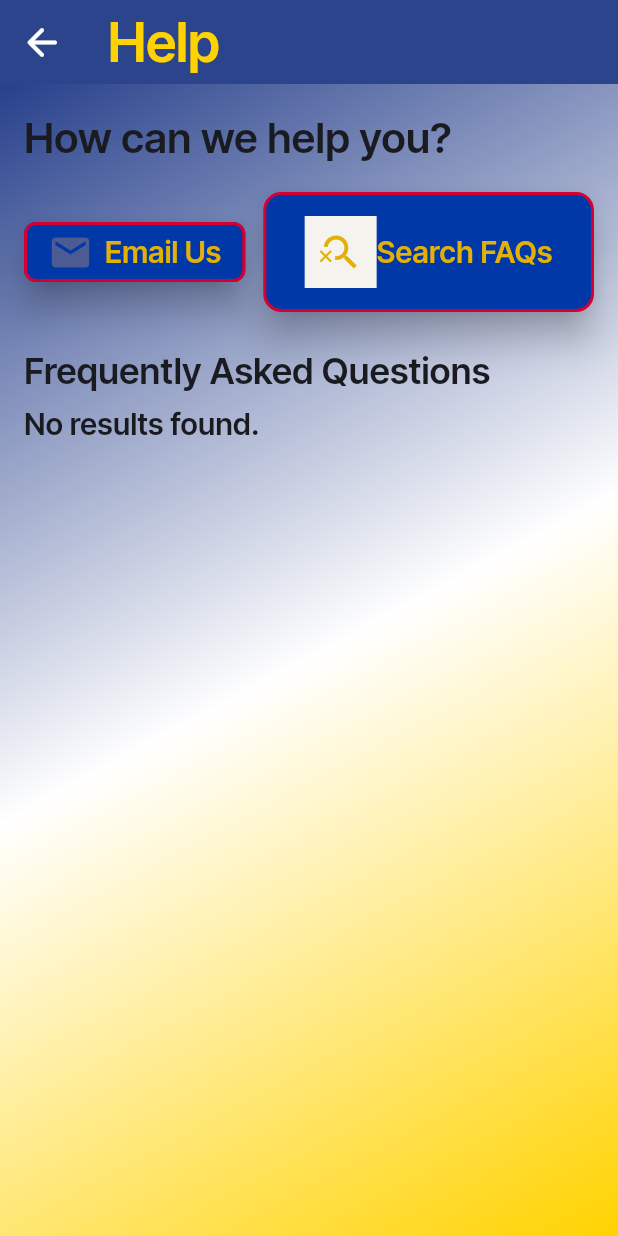
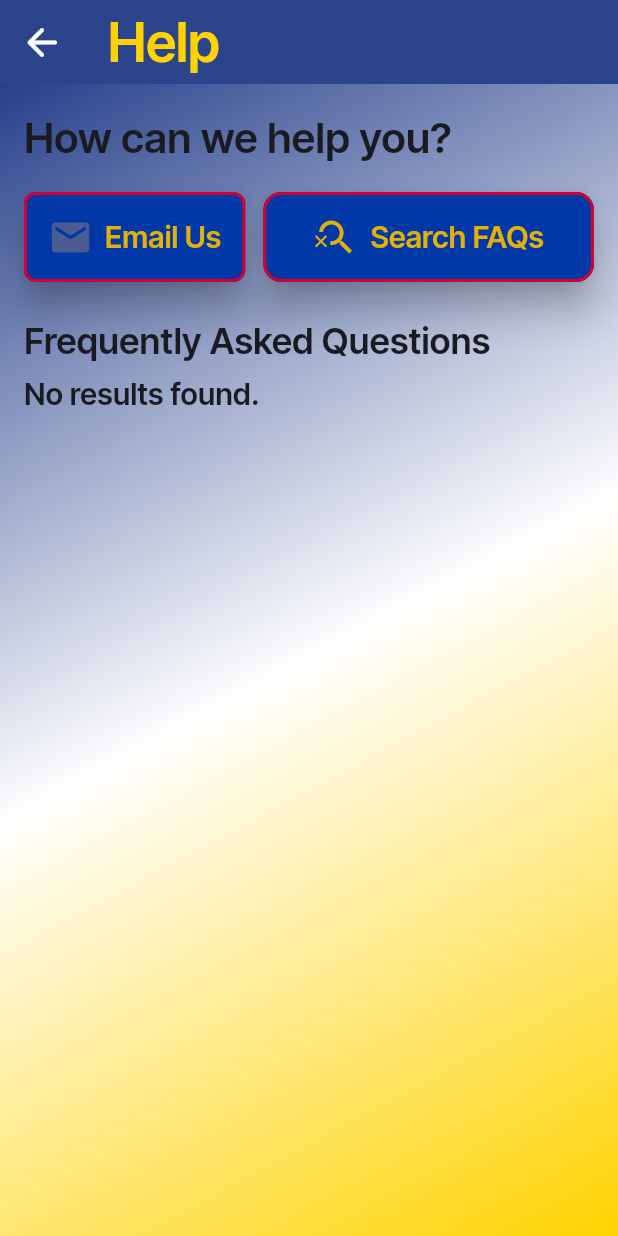
Before and after one commit to slim71/SwishLab, a Flutter app: the HelpPage screen opened by its route, on a phone screen of 412 x 824 dp. Run offline on Flutter 3.47's test engine with Material 3 defaults, Android fonts, the phone set to English and light mode, and no system bars; drawn by our look-alikes of flutter_animate; our stand-ins replace dio, easy_debounce, email_validator, flutter_dotenv, flutter_riverpod, font_awesome_flutter and 9 more; missing offline and left inert: flutter_md, widgetbook, widgetbook_annotation; accounts and stored records are empty; network calls fail.

Commit message:
Fixed help page

```diff
--- a/lib/pages/help.dart
+++ b/lib/pages/help.dart
@@ -14,7 +14,6 @@ import '../widgets/background.dart';
 import '../widgets/dark_button.dart';
 import '../widgets/faq_item.dart';
 import '../widgets/input_field.dart';
-import '../widgets/toggle_icon.dart';
 
 class HelpPage extends ConsumerStatefulWidget {
   const HelpPage({super.key});
@@ -28,7 +27,7 @@ class _HelpPageState extends ConsumerState<HelpPage> with TickerProviderStateMix
   int? openIndex = -1;
 
   /// Filter to apply to the search
-  String? faqSearchQuery;
+  String faqSearchQuery = '';
 
   /// Page State to show the search bar
   bool searchActive = false;
@@ -60,13 +59,13 @@ class _HelpPageState extends ConsumerState<HelpPage> with TickerProviderStateMix
   @override
   void initState() {
     super.initState();
-    final appState = ref.watch(appStateProvider);
+    final appState = ref.read(appStateProvider);
 
     // Start with all FAQs
-    filteredFaqsPageState = appState.loadedFaqs!.toList();
+    filteredFaqsPageState = appState.loadedFaqs?.toList() ?? [];
 
     // Apply filter asynchronously
-    if (faqSearchQuery != null && faqSearchQuery!.isNotEmpty) {
+    if (faqSearchQuery.isNotEmpty) {
       _filterFaqs();
     }
     searchFieldTextController = TextEditingController();
@@ -74,10 +73,11 @@ class _HelpPageState extends ConsumerState<HelpPage> with TickerProviderStateMix
   }
 
   Future<void> _filterFaqs() async {
-    final appState = ref.watch(appStateProvider);
+    final appState = ref.read(appStateProvider);
+    final faqs = appState.loadedFaqs?.toList() ?? [];
     final filtered = await filterFaqs(
-      appState.loadedFaqs!.toList(),
-      faqSearchQuery!,
+      faqs,
+      faqSearchQuery,
     );
     filteredFaqsPageState = filtered.toList();
     if (mounted) setState(() {});
@@ -87,6 +87,12 @@ class _HelpPageState extends ConsumerState<HelpPage> with TickerProviderStateMix
   Widget build(BuildContext context) {
     final appState = ref.watch(appStateProvider);
     final appColors = AppThemeManager.currentColors;
+
+    // Determine which FAQs to show: either the filtered ones (if searching) or all of them
+    final List<dynamic> baseFaqs =
+        (searchActive && faqSearchQuery.isNotEmpty) ? filteredFaqsPageState : (appState.loadedFaqs ?? []);
+
+    final faqsList = sortByOrder(baseFaqs.toList()).toList();
 
     return GestureDetector(
       onTap: () {
@@ -147,6 +153,7 @@ class _HelpPageState extends ConsumerState<HelpPage> with TickerProviderStateMix
                                               .join('&')));
                                     },
                                     text: 'Email Us',
+                                    height: 60,
                                     icon: const Icon(
                                       Icons.email,
                                       size: 30,
@@ -155,14 +162,16 @@ class _HelpPageState extends ConsumerState<HelpPage> with TickerProviderStateMix
                                   move: const MoveConfig(begin: Offset(0, 110)),
                                 ),
                               ),
+
                               const SizedBox(width: 12),
-                              // Container to simulate a button for the search filter
+
+                              // Button to simulate a search filter
                               Expanded(
                                 child: Padding(
                                   padding: const EdgeInsetsDirectional.fromSTEB(0, 16, 0, 0),
                                   child: addAnimation(
-                                    widget: InkWell(
-                                      onTap: () async {
+                                    widget: DarkButton(
+                                      onPressed: () async {
                                         // Immediate UI state changes
                                         setState(() {
                                           searchActive = !searchActive;
@@ -176,8 +185,8 @@ class _HelpPageState extends ConsumerState<HelpPage> with TickerProviderStateMix
 
                                         // Async computation
                                         final result = await filterFaqs(
-                                          appState.loadedFaqs!.toList(),
-                                          faqSearchQuery!,
+                                          appState.loadedFaqs?.toList() ?? [],
+                                          faqSearchQuery,
                                         );
                                         if (!mounted) return;
 
@@ -187,45 +196,10 @@ class _HelpPageState extends ConsumerState<HelpPage> with TickerProviderStateMix
                                           filteredFaqsPageState = result.toList().cast<dynamic>();
                                         });
                                       },
-                                      child: Material(
-                                        color: Colors.transparent,
-                                        elevation: 10,
-                                        shape: RoundedRectangleBorder(
-                                          borderRadius: BorderRadius.circular(12),
-                                        ),
-                                        child: Container(
-                                          width: 190,
-                                          height: 80,
-                                          constraints: const BoxConstraints(
-                                            maxWidth: 500,
-                                          ),
-                                          decoration: BoxDecoration(
-                                            color: appColors.darkButtonBackground,
-                                            borderRadius: BorderRadius.circular(12),
-                                            border: Border.all(
-                                              color: appColors.darkButtonBorders,
-                                              width: 2,
-                                            ),
-                                          ),
-                                          child:
-                                              // Column to place the search button content
-                                              Column(
-                                            mainAxisSize: MainAxisSize.max,
-                                            mainAxisAlignment: MainAxisAlignment.center,
-                                            children: [
-                                              // Column to place the search button content
-                                              Row(
-                                                mainAxisSize: MainAxisSize.max,
-                                                mainAxisAlignment: MainAxisAlignment.center,
-                                                children: [
-                                                  // Toggle search icon
-                                                  ToggleIcon(
-                                                    onPressed: () {
-                                                      setState(() {
-                                                        searchActive = !searchActive;
-                                                      });
-                                                    },
-                                                    value: searchActive,
+                                      text: 'Search FAQs',
+                                      height: 60,
+                                      borderRadius: 12,
+                                      iconValue: searchActive,
                                       onIcon: Icon(
                                         Icons.search,
                                         color: appColors.darkButtonTextColor,
@@ -235,21 +209,6 @@ class _HelpPageState extends ConsumerState<HelpPage> with TickerProviderStateMix
                                         Icons.search_off,
                                         color: appColors.darkButtonTextColor,
                                         size: 30,
-                                                    ),
-                                                  ),
-
-                                                  // "Search FAQs" text
-                                                  Text(
-                                                    'Search FAQs',
-                                                    textAlign: TextAlign.center,
-                                                    style: AppTextStyles.titleLarge(context,
-                                                        color: appColors.darkButtonTextColor),
-                                                  ),
-                                                ],
-                                              ),
-                                            ],
-                                          ),
-                                        ),
                                       ),
                                     ),
                                     move: const MoveConfig(begin: Offset(0, 110)),
@@ -299,8 +258,8 @@ class _HelpPageState extends ConsumerState<HelpPage> with TickerProviderStateMix
 
                                               // Perform the async filtering
                                               final result = await filterFaqs(
-                                                appState.loadedFaqs!.toList(),
-                                                faqSearchQuery!,
+                                                appState.loadedFaqs?.toList() ?? [],
+                                                faqSearchQuery,
                                               );
                                               if (!mounted) return;
 
@@ -341,11 +300,7 @@ class _HelpPageState extends ConsumerState<HelpPage> with TickerProviderStateMix
                             ),
 
                           // Wrap containing all FAQs
-                          Builder(
-                            builder: (context) {
-                              final faqsList = sortByOrder(filteredFaqsPageState.toList()).toList();
-
-                              return Wrap(
+                          Wrap(
                             spacing: 0,
                             runSpacing: 0,
                             alignment: WrapAlignment.start,
@@ -361,7 +316,7 @@ class _HelpPageState extends ConsumerState<HelpPage> with TickerProviderStateMix
                                   Padding(
                                 padding: const EdgeInsetsDirectional.fromSTEB(0, 0, 0, 10),
                                 child: FaqItem(
-                                      key: Key('faq_$faqsListIndex'),
+                                  key: ValueKey(faqsListItem['question']),
                                   isOpen: openIndex == faqsListIndex,
                                   title: faqsListItem['question'].toString(),
                                   description: faqsListItem['answer'].toString(),
@@ -373,8 +328,6 @@ class _HelpPageState extends ConsumerState<HelpPage> with TickerProviderStateMix
                                 ),
                               );
                             }),
-                              );
-                            },
                           ),
                         ],
                       ),
--- a/lib/widgets/dark_button.dart
+++ b/lib/widgets/dark_button.dart
@@ -7,19 +7,30 @@ class DarkButton extends StatelessWidget {
   final VoidCallback onPressed;
   final String text;
   final double height;
+  final double? width;
   final EdgeInsetsGeometry? padding;
   final EdgeInsetsGeometry iconPadding;
   final Widget? icon;
   final bool isLoading;
+  final double borderRadius;
+
+  final bool? iconValue;
+  final Widget? onIcon;
+  final Widget? offIcon;
 
   const DarkButton({
     required this.onPressed,
     required this.text,
     this.height = 40,
+    this.width,
     this.padding = const EdgeInsets.symmetric(horizontal: 16),
     this.iconPadding = EdgeInsets.zero,
     this.icon,
     this.isLoading = false,
+    this.borderRadius = 8,
+    this.iconValue,
+    this.onIcon,
+    this.offIcon,
     super.key,
   });
 
@@ -38,13 +49,13 @@ class DarkButton extends StatelessWidget {
                   backgroundColor: appColors.darkButtonBackground,
                   elevation: 10,
                   shape: RoundedRectangleBorder(
-                    borderRadius: const BorderRadius.all(Radius.circular(8)),
+                    borderRadius: BorderRadius.all(Radius.circular(borderRadius)),
                     side: BorderSide(
                       color: appColors.darkButtonBorders,
                       width: 2,
                     ),
                   ),
-                  fixedSize: Size.fromHeight(height),
+                  fixedSize: width != null ? Size(width!, height) : Size.fromHeight(height),
                   padding: padding,
                 ),
                 child: isLoading
@@ -58,13 +69,14 @@ class DarkButton extends StatelessWidget {
                       )
                     : Row(
                         mainAxisSize: MainAxisSize.min,
+                        mainAxisAlignment: MainAxisAlignment.center,
                         children: [
-                          if (icon != null)
+                          if (icon != null || (onIcon != null && offIcon != null))
                             Padding(
                               padding: iconPadding,
-                              child: icon,
+                              child: _buildIcon(),
                             ),
-                          if (icon != null) const SizedBox(width: 8),
+                          if (icon != null || (onIcon != null && offIcon != null)) const SizedBox(width: 8),
                           Text(
                             text,
                             style: AppTextStyles.titleLarge(context, color: appColors.darkButtonTextColor),
@@ -74,4 +86,33 @@ class DarkButton extends StatelessWidget {
               ));
         });
   }
+
+  Widget? _buildIcon() {
+    if (onIcon != null && offIcon != null && iconValue != null) {
+      return AnimatedSwitcher(
+        duration: const Duration(milliseconds: 300),
+        switchInCurve: Curves.easeOutBack,
+        switchOutCurve: Curves.easeIn,
+        transitionBuilder: (child, animation) {
+          final rotate = Tween<double>(begin: 0.75, end: 1.0).animate(animation);
+          final scale = Tween<double>(begin: 0.8, end: 1.0).animate(animation);
+          return RotationTransition(
+            turns: rotate,
+            child: ScaleTransition(
+              scale: scale,
+              child: FadeTransition(
+                opacity: animation,
+                child: child,
+              ),
+            ),
+          );
+        },
+        child: KeyedSubtree(
+          key: ValueKey(iconValue),
+          child: iconValue! ? onIcon! : offIcon!,
+        ),
+      );
+    }
+    return icon;
+  }
 }
--- a/lib/widgets/input_field.dart
+++ b/lib/widgets/input_field.dart
@@ -111,7 +111,6 @@ class _InputField extends State<InputField> {
                               _isVisible = !_isVisible;
                             });
                           },
-                          focusNode: FocusNode(skipTraversal: true),
                           child: Icon(
                             _isVisible ? Icons.visibility_outlined : Icons.visibility_off_outlined,
                             color: AppThemeManager.secondaryText.withAlpha(0xCC), // ~80% opacity
```
Also changed, not shown: lib/widgets/faq_item.dart (+58 -57 lines). Lines whose indentation alone changed are shown as unchanged.
